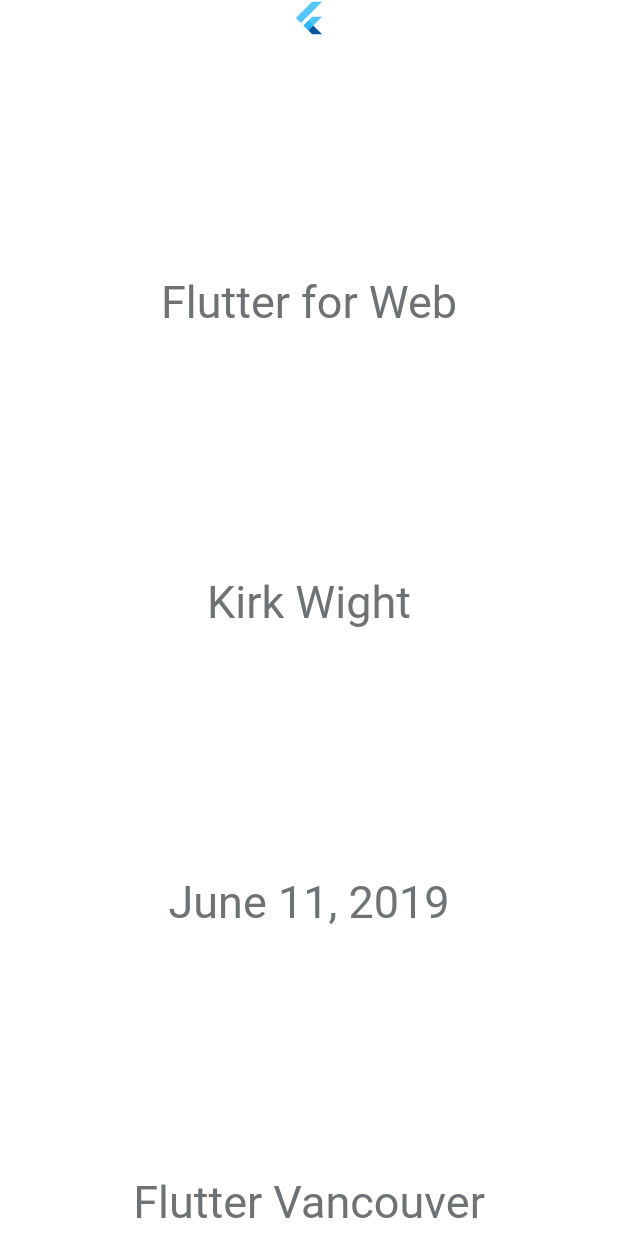
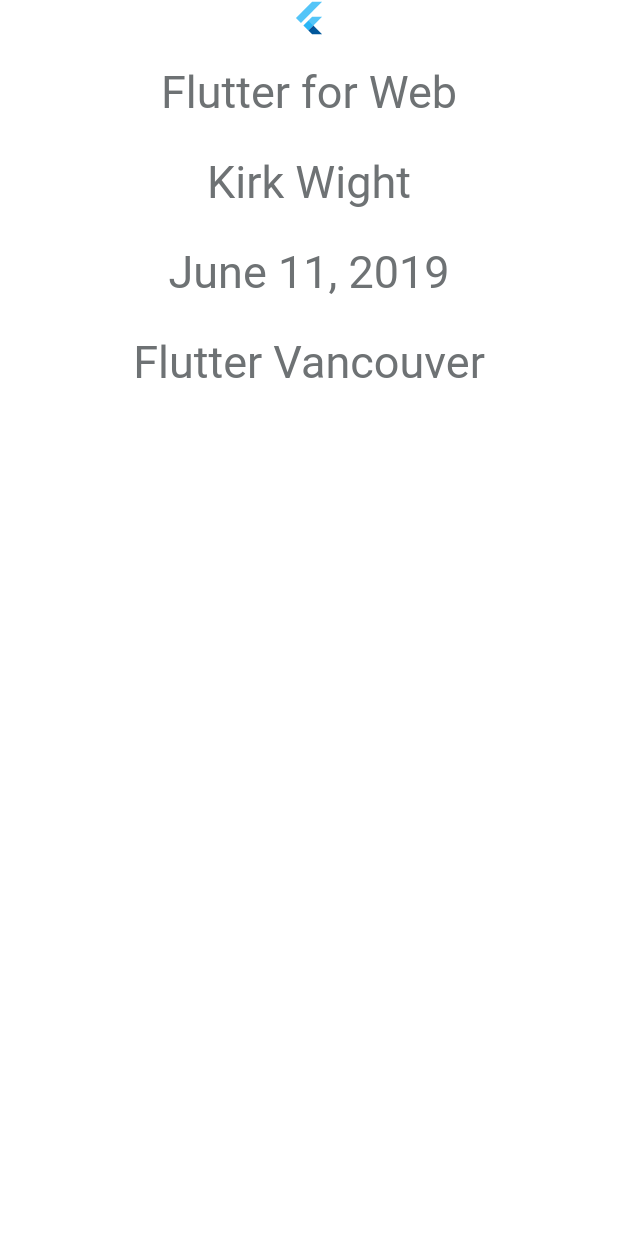
Before and after one commit to kwight/flutter-for-web-presi, a Flutter app: the screen it shows after launch, on a phone screen of 412 x 824 dp. Run offline on Flutter 3.47's test engine with Material 2 defaults, Android fonts, the phone set to English and light mode, and no system bars; missing offline and left inert: flutter_web.

Commit message:
Make the slide heading a fixed height.

```diff
--- a/lib/widgets/slide.dart
+++ b/lib/widgets/slide.dart
@@ -37,13 +37,25 @@ class Slide extends StatelessWidget {
             children: <Widget>[
               if (_includeMasthead) Header(),
               if (_heading != null)
-                Text(
-                  _heading,
-                  style: CupertinoTheme.of(context)
-                      .textTheme
-                      .navLargeTitleTextStyle,
+                SizedBox(
+                  height: 200,
+                  child: Column(
+                    mainAxisAlignment: MainAxisAlignment.center,
+                    children: <Widget>[
+                      Text(
+                        _heading,
+                        style: CupertinoTheme.of(context)
+                            .textTheme
+                            .navLargeTitleTextStyle,
+                      ),
+                    ],
+                  ),
                 ),
-              ..._body,
+              Expanded(
+                child: Column(
+                  children: _body,
+                ),
+              ),
               if (_includeMasthead) Footer(),
             ],
           ),
```
